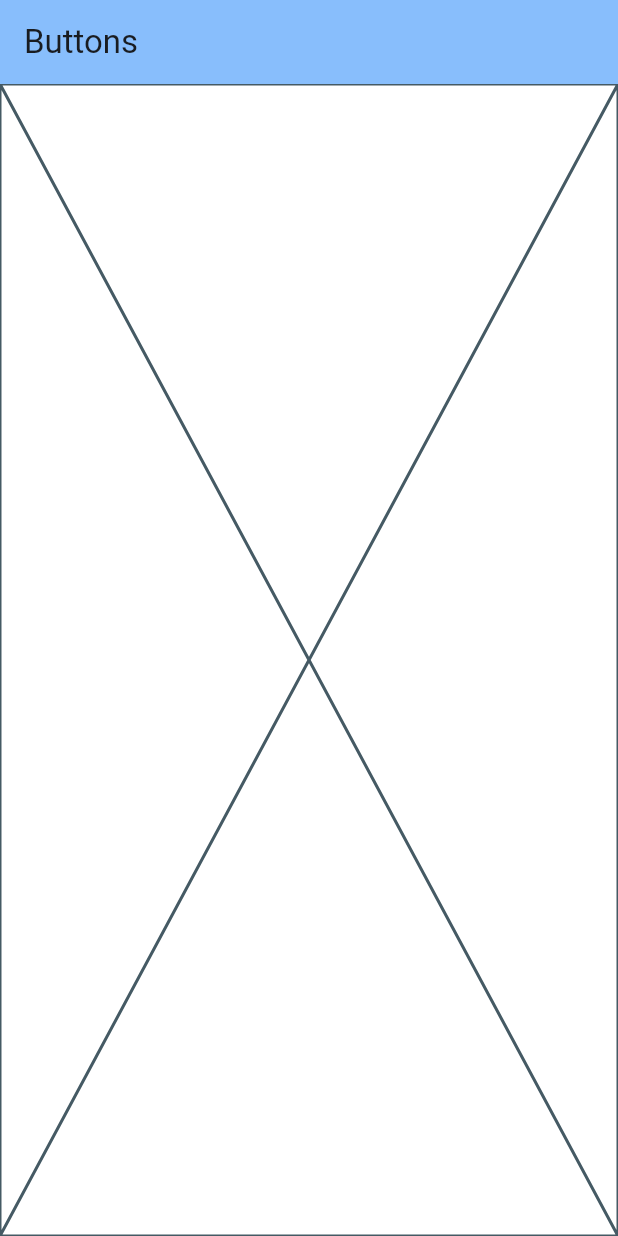
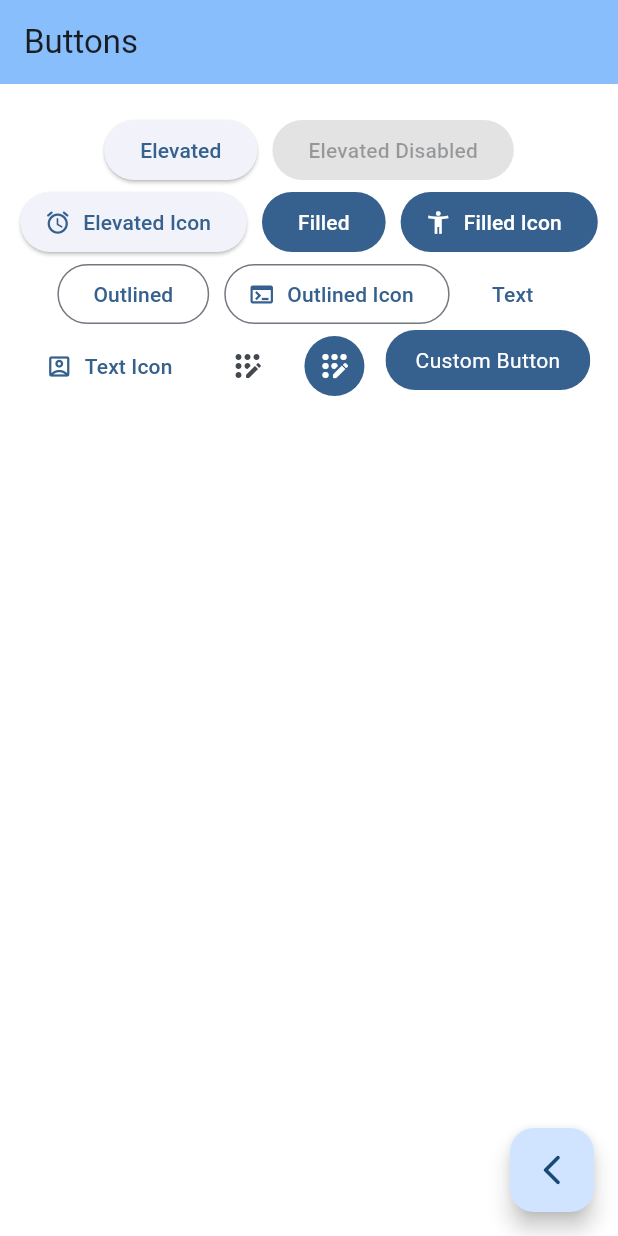
Before and after one commit to jdgelfry/widgets_app, a Flutter app: the ButtonsScreen screen opened by its route, on a phone screen of 412 x 824 dp. Run offline on Flutter 3.47's test engine with Material 3 defaults, Android fonts, the phone set to English and light mode, and no system bars; our stand-ins replace go_router.

Commit message:
buttons screen

```diff
--- a/lib/config/router/app_router.dart
+++ b/lib/config/router/app_router.dart
@@ -2,8 +2,8 @@ import 'package:go_router/go_router.dart';
 import 'package:widgets_app/presentation/screens/screens.dart';
 
 final appRouter = GoRouter(
-  initialLocation:
-      '/', //for use with routes the test is done with the initialLocation
+  // initialLocation:
+  //     '/', //for use with routes the test is done with the initialLocation
   routes: [
     GoRoute(
       path: '/',
@@ -17,7 +17,7 @@ final appRouter = GoRouter(
     ),
     GoRoute(
       path: '/cards',
-      name: ButtonsScreen.name,
+      name: CardsScreen.name,
       builder: (context, state) => const CardsScreen(),
     ),
   ],
--- a/lib/presentation/screens/buttons/buttons_screen.dart
+++ b/lib/presentation/screens/buttons/buttons_screen.dart
@@ -1,4 +1,5 @@
 import 'package:flutter/material.dart';
+import 'package:go_router/go_router.dart';
 
 class ButtonsScreen extends StatelessWidget {
   static const String name = 'buttons_screen'; //name is used in app_router.dart
@@ -7,10 +8,119 @@ class ButtonsScreen extends StatelessWidget {
   @override
   Widget build(BuildContext context) {
     return Scaffold(
-      appBar: AppBar(
-        title: const Text('Buttons'),
+        appBar: AppBar(
+          title: const Text('Buttons'),
+        ),
+        body: const _ButtonsView(),
+        floatingActionButton: FloatingActionButton(
+          onPressed: () {
+            // Navigator.of(context).pop(); //this equivalent to the GoRouter back button
+            context.pop();
+          },
+          child: const Icon(Icons.arrow_back_ios_new_rounded),
+        ));
+  }
+}
+
+class _ButtonsView extends StatelessWidget {
+  const _ButtonsView();
+
+  @override
+  Widget build(BuildContext context) {
+    final colors = Theme.of(context).colorScheme;
+    return SizedBox(
+      width: double.infinity,
+      child: Padding(
+        padding: const EdgeInsets.symmetric(horizontal: 10, vertical: 20),
+        child: Wrap(
+          spacing: 10,
+          alignment: WrapAlignment.center,
+          children: [
+            // ------- first button -------
+            ElevatedButton(
+              onPressed: () {},
+              child: const Text('Elevated'),
+            ),
+            // ------- second button -------
+            const ElevatedButton(
+              onPressed: null,
+              child: Text('Elevated Disabled'),
+            ),
+            // ------- third button -------
+            ElevatedButton.icon(
+              onPressed: () {},
+              icon: const Icon(Icons.access_alarm_rounded),
+              label: const Text('Elevated Icon'),
+            ),
+            // ------- fourth button -------
+            FilledButton(onPressed: () {}, child: const Text('Filled')),
+            // ------- fifth button -------
+            FilledButton.icon(
+              label: const Text('Filled Icon'),
+              onPressed: () {},
+              icon: const Icon(Icons.accessibility_new),
+            ),
+            // ------- sixth button -------
+            OutlinedButton(onPressed: () {}, child: const Text('Outlined')),
+            // ------- seventh button -------
+            OutlinedButton.icon(
+              onPressed: () {},
+              icon: const Icon(Icons.terminal),
+              label: const Text('Outlined Icon'),
+            ),
+            // ------- eighth button -------
+            TextButton(onPressed: () {}, child: const Text('Text')),
+            // ------- ninth button -------
+            TextButton.icon(
+              onPressed: () {},
+              icon: const Icon(Icons.account_box_outlined),
+              label: const Text('Text Icon'),
+            ),
+            // ------- tenth button -------
+            IconButton(
+                onPressed: () {},
+                icon: const Icon(Icons.app_registration_rounded)),
+            // ------- eleventh button -------
+            IconButton(
+              onPressed: () {},
+              icon: const Icon(Icons.app_registration_rounded),
+              style: ButtonStyle(
+                backgroundColor: WidgetStatePropertyAll(colors.primary),
+                iconColor: const WidgetStatePropertyAll(Colors.white),
+              ),
+            ),
+            // ------- custom button -------
+
+            const CustomButton(),
+          ],
+        ),
       ),
-      body: const Placeholder(),
     );
   }
 }
+
+// Custom button widget
+class CustomButton extends StatelessWidget {
+  const CustomButton({super.key});
+
+  @override
+  Widget build(BuildContext context) {
+    final colors = Theme.of(context).colorScheme;
+    return ClipRRect(
+      //ClipRRect is used to clip the button to a rounded rectangle
+      borderRadius: BorderRadius.circular(20),
+      child: Material(
+        color: colors.primary,
+        child: InkWell(
+          onTap: () {},
+          child: const Padding(
+              padding: EdgeInsets.symmetric(horizontal: 20, vertical: 10),
+              child: Text(
+                "Custom Button",
+                style: TextStyle(color: Colors.white),
+              )),
+        ),
+      ),
+    );
+  }
+}
--- a/lib/presentation/screens/home/home_screen.dart
+++ b/lib/presentation/screens/home/home_screen.dart
@@ -1,7 +1,6 @@
 import 'package:flutter/material.dart';
 import 'package:go_router/go_router.dart';
 import 'package:widgets_app/config/menu/menu_items.dart';
-import 'package:widgets_app/presentation/screens/cards/cads_screen.dart';
 
 class HomeScreen extends StatelessWidget {
   static const String name = 'home_screen'; //name is used in app_router.dart
```
